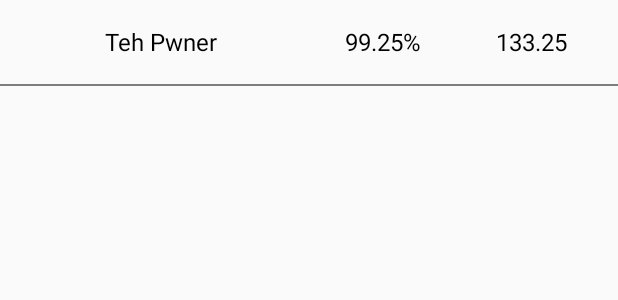
After one commit to RyanHurst/GlobalMagnitude, an Android app: the layout row_leaderboard.xml on its own in the app's theme, with its tools: preview values and no code run, on a phone screen of 412 x 824 dp. The commit adds this screen. Shown: the top 300 px of the screen. Run offline under Robolectric (Android 15) with nearby library versions, the phone set to English and light mode, and no system bars.

Commit message:
added content to leaderboard page

```diff
--- a/app/src/main/java/ryanhurst/globalmagnitude/GmRestHelper.java
+++ b/app/src/main/java/ryanhurst/globalmagnitude/GmRestHelper.java
@@ -29,8 +29,8 @@ public class GmRestHelper {
     }
 
 
-    static ArrayList<Leaderboard> getLeaderboard() {
-        Call<ArrayList<Leaderboard>> call = getService().getLeaderboard();
+    static ArrayList<Score> getLeaderboard() {
+        Call<ArrayList<Score>> call = getService().getLeaderboard();
         try {
             return call.execute().body();
         } catch(IOException e) {
--- a/app/src/main/java/ryanhurst/globalmagnitude/GmRestService.java
+++ b/app/src/main/java/ryanhurst/globalmagnitude/GmRestService.java
@@ -16,9 +16,9 @@ import retrofit2.http.POST;
 public interface GmRestService {
 
     @GET("leaderboard")
-    Call<ArrayList<Leaderboard>> getLeaderboard();
+    Call<ArrayList<Score>> getLeaderboard();
 
-    @POST("leaderboard")
-    Call<Leaderboard> submitResults(@Body Leaderboard leaderboard);
+    @POST("score")
+    Call<Score> submitScore(@Body Score score);
 
 }
--- /dev/null
+++ b/app/src/main/res/layout/row_leaderboard.xml
@@ -0,0 +1,65 @@
+<?xml version="1.0" encoding="utf-8"?>
+<layout xmlns:android="http://schemas.android.com/apk/res/android"
+        xmlns:tools="http://schemas.android.com/tools">
+
+    <data>
+        <variable
+            name="vm"
+            type="ryanhurst.globalmagnitude.ScoreViewModel"/>
+    </data>
+
+    <LinearLayout
+        android:layout_width="match_parent"
+        android:layout_height="wrap_content"
+        android:orientation="vertical">
+
+        <LinearLayout
+            android:layout_width="match_parent"
+            android:layout_height="56dp"
+            android:orientation="horizontal"
+            android:layout_marginStart="8dp"
+            android:layout_marginEnd="8dp">
+
+            <TextView
+                style="@style/LeaderboardColumnText"
+                android:layout_width="0dp"
+                android:layout_height="match_parent"
+                android:layout_weight="2"
+                tools:text="Teh Pwner"
+                android:text="@{vm.user}"/>
+
+            <TextView
+                style="@style/LeaderboardColumnText"
+                android:layout_width="0dp"
+                android:layout_height="match_parent"
+                android:layout_weight="1"
+                tools:text="99.25%"
+                android:text="@{vm.score}"/>
+
+            <TextView
+                style="@style/LeaderboardColumnText"
+                android:layout_width="0dp"
+                android:layout_height="match_parent"
+                android:layout_weight="1"
+                tools:text="133.25"
+                android:text="@{vm.matchTime}"/>
+
+            <!--<TextView-->
+                <!--style="@style/LeaderboardColumnText"-->
+                <!--android:layout_width="0dp"-->
+                <!--android:layout_height="match_parent"-->
+                <!--android:layout_weight="1"-->
+                <!--tools:text="12.27"-->
+                <!--android:text="@{vm.averageQuestionTime}"/>-->
+
+        </LinearLayout>
+
+        <View
+            android:background="@color/divider"
+            android:layout_width="match_parent"
+            android:layout_height="1dp"/>
+
+    </LinearLayout>
+
+
+</layout>
--- a/app/src/main/res/values/colors.xml
+++ b/app/src/main/res/values/colors.xml
@@ -3,4 +3,8 @@
     <color name="colorPrimary">#3F51B5</color>
     <color name="colorPrimaryDark">#303F9F</color>
     <color name="colorAccent">#FF4081</color>
+
+    <color name="black">#000</color>
+    <color name="white">#fff</color>
+    <color name="divider">#80000000</color>
 </resources>
--- a/app/src/main/res/values/styles.xml
+++ b/app/src/main/res/values/styles.xml
@@ -17,4 +17,13 @@
 
     <style name="AppTheme.PopupOverlay" parent="ThemeOverlay.AppCompat.Light"/>
 
+    <style name="LeaderboardColumnText">
+        <item name="android:maxLines">1</item>
+        <item name="android:padding">5dp</item>
+        <item name="android:textColor">@color/black</item>
+        <item name="android:textSize">16sp</item>
+        <item name="android:ellipsize">end</item>
+        <item name="android:gravity">center</item>
+    </style>
+
 </resources>
```
Also changed, not shown: app/src/main/java/ryanhurst/globalmagnitude/GetLeaderboardAsyncTask.java (+8 -6 lines), app/src/main/java/ryanhurst/globalmagnitude/LeaderboardViewModel.java (+7 -3 lines), app/src/main/java/ryanhurst/globalmagnitude/MainActivityFragment.java (+76 -5 lines), app/src/main/java/ryanhurst/globalmagnitude/Score.java (renamed from app/src/main/java/ryanhurst/globalmagnitude/Leaderboard.java, +5 -5 lines), app/src/main/java/ryanhurst/globalmagnitude/ScoreViewModel.java (added, +40 -0 lines), app/src/main/res/layout/fragment_main.xml (+22 -9 lines).
